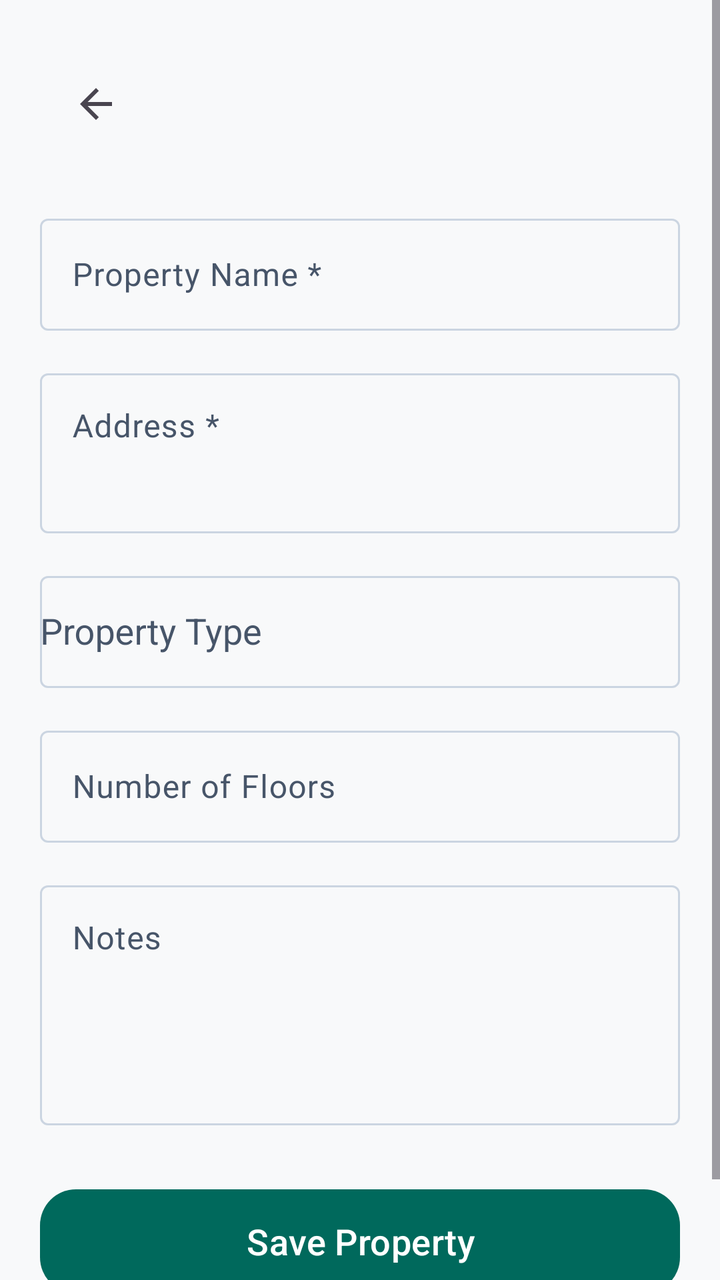
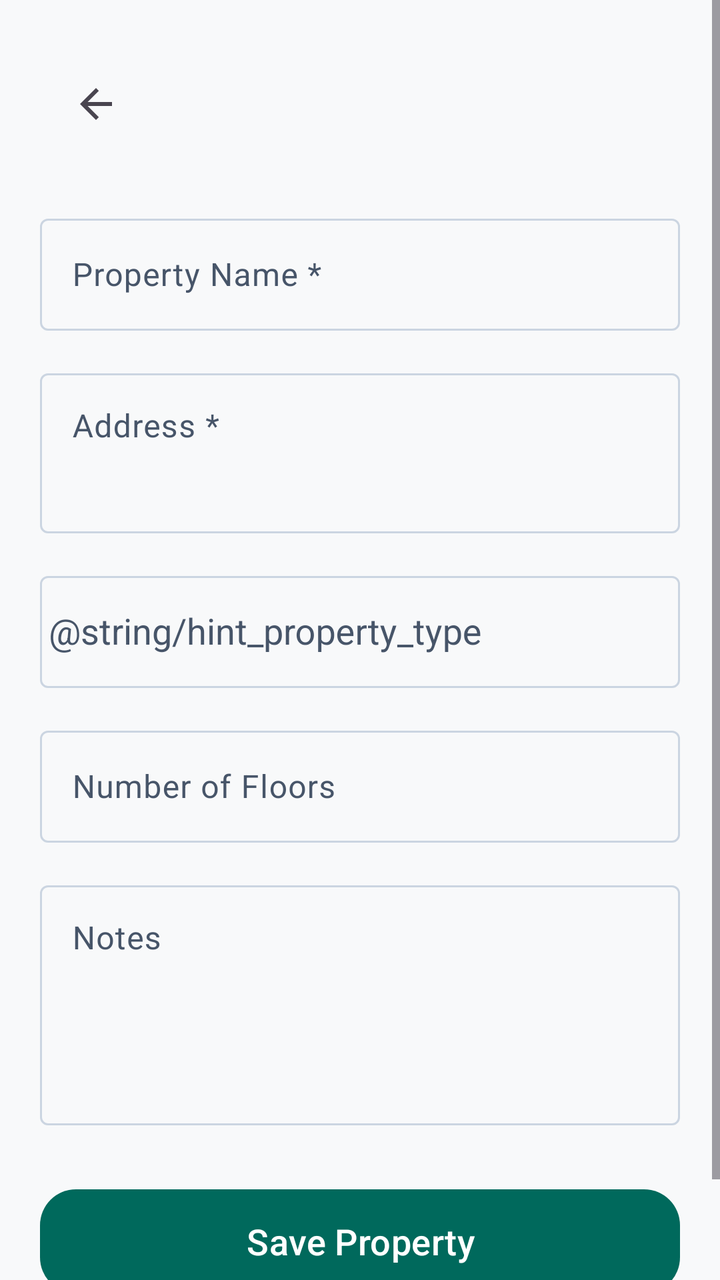

An Android layout rendered at two revisions. The XML below is the earlier revision; the diff shows what the commit changed to produce the second picture.
<!-- AndroidManifest.xml: application theme Theme.RobHouseRental -->
<!-- res/layout/activity_add_property.xml -->
<?xml version="1.0" encoding="utf-8"?>
<ScrollView
    xmlns:android="http://schemas.android.com/apk/res/android"
    xmlns:app="http://schemas.android.com/apk/res-auto"
    android:layout_width="match_parent"
    android:layout_height="match_parent"
    android:fitsSystemWindows="true"
    android:fillViewport="true">

    <LinearLayout
        android:layout_width="match_parent"
        android:layout_height="wrap_content"
        android:orientation="vertical"
        android:padding="20dp">

        <com.google.android.material.appbar.MaterialToolbar
            android:id="@+id/toolbarAddProperty"
            android:layout_width="match_parent"
            android:layout_height="?attr/actionBarSize"
            android:title="@string/add_property_title"
            app:navigationIcon="@drawable/ic_arrow_back" />

        <com.google.android.material.textfield.TextInputLayout
            android:id="@+id/layoutPropertyName"
            style="@style/Widget.Material3.TextInputLayout.OutlinedBox"
            android:layout_width="match_parent"
            android:layout_height="wrap_content"
            android:layout_marginTop="20dp"
            android:hint="@string/hint_property_name_req">

            <com.google.android.material.textfield.TextInputEditText
                android:id="@+id/etPropertyName"
                android:layout_width="match_parent"
                android:layout_height="wrap_content"
                android:inputType="textCapSentences"
                android:minHeight="56dp" />

        </com.google.android.material.textfield.TextInputLayout>


        <com.google.android.material.textfield.TextInputLayout
            android:id="@+id/layoutPropertyAddress"
            style="@style/Widget.Material3.TextInputLayout.OutlinedBox"
            android:layout_width="match_parent"
            android:layout_height="wrap_content"
            android:layout_marginTop="16dp"
            android:hint="@string/hint_property_address_req">

            <com.google.android.material.textfield.TextInputEditText
                android:id="@+id/etPropertyAddress"
                android:layout_width="match_parent"
                android:layout_height="wrap_content"
                android:gravity="top"
                android:inputType="textCapSentences|textMultiLine"
                android:minHeight="80dp" />

        </com.google.android.material.textfield.TextInputLayout>


        <com.google.android.material.textfield.TextInputLayout
            android:id="@+id/layoutPropertyType"
            style="@style/Widget.Material3.TextInputLayout.OutlinedBox"
            android:layout_width="match_parent"
            android:layout_height="wrap_content"
            android:layout_marginTop="16dp"
            android:hint="@string/hint_property_type">

            <com.google.android.material.textfield.MaterialAutoCompleteTextView
                android:id="@+id/autoPropertyType"
                android:layout_width="match_parent"
                android:layout_height="wrap_content"
                android:minHeight="56dp"
                android:inputType="none" />

        </com.google.android.material.textfield.TextInputLayout>


        <com.google.android.material.textfield.TextInputLayout
            android:id="@+id/layoutNumberOfFloors"
            style="@style/Widget.Material3.TextInputLayout.OutlinedBox"
            android:layout_width="match_parent"
            android:layout_height="wrap_content"
            android:layout_marginTop="16dp"
            android:hint="@string/hint_property_floors">

            <com.google.android.material.textfield.TextInputEditText
                android:id="@+id/etNumberOfFloors"
                android:layout_width="match_parent"
                android:layout_height="wrap_content"
                android:inputType="number"
                android:minHeight="56dp" />

        </com.google.android.material.textfield.TextInputLayout>


        <com.google.android.material.textfield.TextInputLayout
            android:id="@+id/layoutPropertyNotes"
            style="@style/Widget.Material3.TextInputLayout.OutlinedBox"
            android:layout_width="match_parent"
            android:layout_height="wrap_content"
            android:layout_marginTop="16dp"
            android:hint="@string/hint_property_notes">

            <com.google.android.material.textfield.TextInputEditText
                android:id="@+id/etPropertyNotes"
                android:layout_width="match_parent"
                android:layout_height="wrap_content"
                android:gravity="top"
                android:inputType="textCapSentences|textMultiLine"
                android:minHeight="120dp" />

        </com.google.android.material.textfield.TextInputLayout>


        <com.google.android.material.button.MaterialButton
            android:id="@+id/btnSaveProperty"
            android:layout_width="match_parent"
            android:layout_height="wrap_content"
            android:layout_marginTop="28dp"
            android:minHeight="60dp"
            android:text="@string/save_property"
            android:textSize="18sp"
            app:cornerRadius="18dp" />

        <Space
            android:layout_width="match_parent"
            android:layout_height="24dp" />

    </LinearLayout>

</ScrollView>
<!-- resources referenced by this layout -->
<resources>
  <!-- drawable ic_arrow_back (drawable) -->
  <vector xmlns:android="http://schemas.android.com/apk/res/android"
      android:width="24dp"
      android:height="24dp"
      android:viewportWidth="24"
      android:viewportHeight="24"
      android:tint="?attr/colorControlNormal">
    <path
        android:fillColor="#FF000000"
        android:pathData="M20,11H7.83l5.59,-5.59L12,4l-8,8 8,8 1.41,-1.41L7.83,13H20v-2z"/>
  </vector>
  <string name="add_property_title">Add Property</string>
  <string name="hint_property_address_req">Address *</string>
  <string name="hint_property_floors">Number of Floors</string>
  <string name="hint_property_name_req">Property Name *</string>
  <string name="hint_property_notes">Notes</string>
  <string name="hint_property_type">Property Type</string>
  <string name="save_property">Save Property</string>
  <style name="Theme.RobHouseRental" parent="Base.Theme.RobHouseRental" />
  <color name="md_theme_primary">#00695C</color>
  <color name="md_theme_onPrimary">#FFFFFF</color>
  <color name="md_theme_primaryContainer">#E0F2F1</color>
  <color name="md_theme_onPrimaryContainer">#00201A</color>
  <color name="md_theme_secondary">#1565C0</color>
  <color name="md_theme_onSecondary">#FFFFFF</color>
  <color name="md_theme_secondaryContainer">#E3F2FD</color>
  <color name="md_theme_onSecondaryContainer">#001D36</color>
  <color name="md_theme_tertiary">#6D4C41</color>
  <color name="md_theme_onTertiary">#FFFFFF</color>
  <color name="md_theme_tertiaryContainer">#EFEBE9</color>
  <color name="md_theme_onTertiaryContainer">#25150F</color>
  <color name="md_theme_background">#F8F9FA</color>
  <color name="md_theme_onBackground">#191C1D</color>
  <color name="md_theme_surface">#FFFFFF</color>
  <color name="md_theme_onSurface">#191C1D</color>
  <color name="md_theme_surfaceVariant">#F1F5F9</color>
  <color name="md_theme_onSurfaceVariant">#475569</color>
  <color name="md_theme_outline">#CBD5E1</color>
  <style name="Widget.App.CardView" parent="Widget.Material3.CardView.Elevated">
          <item name="cardCornerRadius">16dp</item>
          <item name="cardElevation">1dp</item>
          <item name="strokeWidth">1dp</item>
          <item name="strokeColor">@color/md_theme_outlineVariant</item>
          <item name="cardBackgroundColor">@color/md_theme_surface</item>
      </style>
  <color name="md_theme_outlineVariant">#E2E8F0</color>
  <!-- unchanged entries left out for length: 1 -->
</resources>

<!-- the commit's change to res/layout/activity_add_property.xml (unified diff, before → after) -->
@@ -63,7 +63,7 @@
             android:layout_width="match_parent"
             android:layout_height="wrap_content"
             android:layout_marginTop="16dp"
-            android:hint="@string/hint_property_type">
+            android:hint=" @string/hint_property_type">
 
             <com.google.android.material.textfield.MaterialAutoCompleteTextView
                 android:id="@+id/autoPropertyType"
